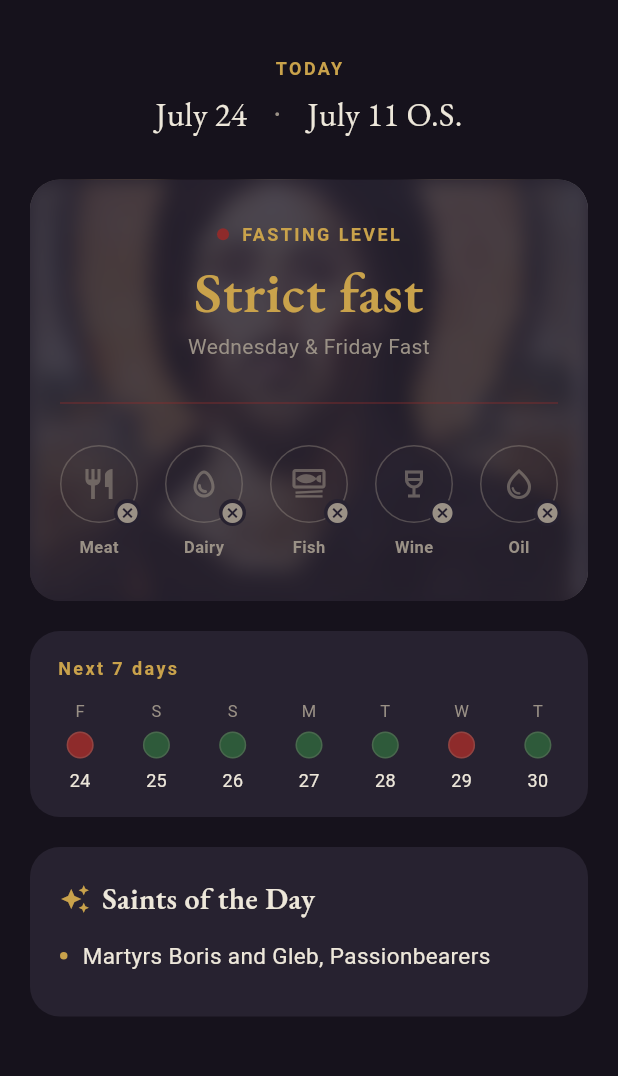
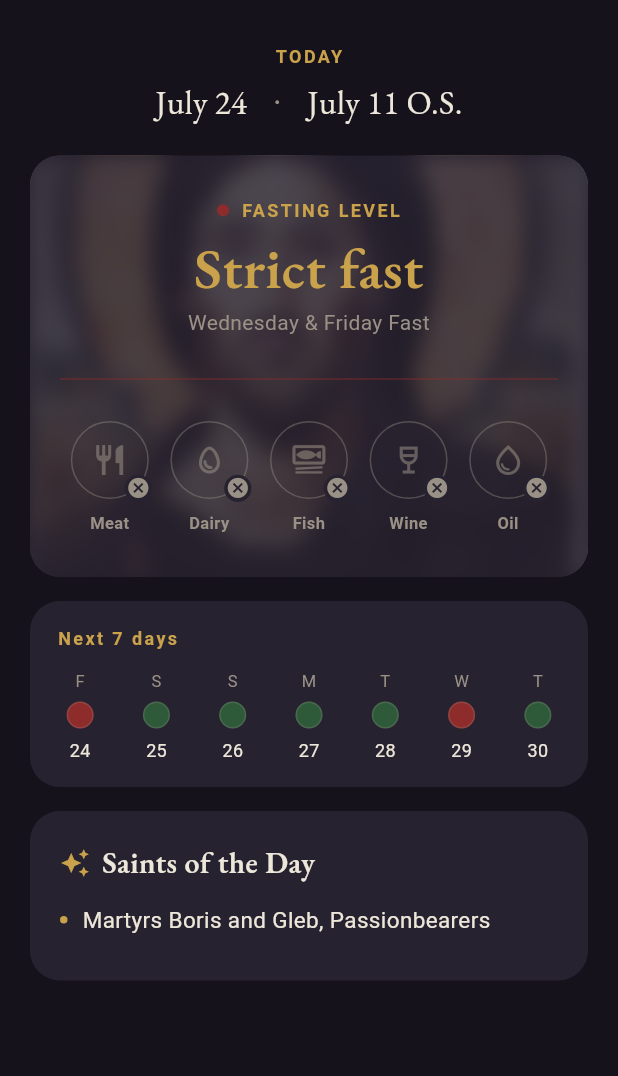
Before and after one commit to SamedTemiz/Nisteia, a Flutter app: the TodayScreen screen opened directly, on a phone screen of 412 x 824 dp, the part 65-1141 px from its top. Run offline on Flutter 3.47's test engine with Material 3 defaults, Android fonts, the phone set to English and light mode, and no system bars; our stand-ins replace flutter_local_notifications, flutter_riverpod, in_app_purchase, shared_preferences, timezone; accounts and stored records are empty; generated files the repository leaves out were written again.

Commit message:
Fix content being cut off on tall narrow phones; lock to portrait
A user on a Galaxy S24 Ultra reported the Saints of the Day section as
"cut off". Reproduced: that device is 384x832dp, a quarter less height
than the emulator profile these screens were built against, so the last
card lands under the fold -- and with the system font scale raised, only
its heading stays visible. Nothing on screen said the content continued,
so it read as broken rather than as scrollable.

Adds a shared ScrollFade that paints a soft gradient over a scrollable's
bottom edge whenever there is more below, applied to every full-height
scroll view. Onboarding is left alone; its Next button already bounds the
page. The Today screen's vertical rhythm is tightened to recover 24dp.

Testing across widths also turned up a real overflow: the five food
circles were a fixed 52dp, needing 260dp inside a card that has 240dp at
320dp screen width, so "Oil" was clipped behind an overflow band. They
are now sized from the available width. This is not only old hardware --
raising Display size on a current phone shrinks logical width the same way.

Portrait is now enforced, per request. Declared via SystemChrome as well
as the manifest so the iOS target inherits it. Note that Android 16
ignores the lock on displays 600dp and wider, which was verified on a
tablet-sized emulator; the layout holds there, it just stretches.

Verified on a physical device (394x853dp, Android 16) with a release
build, plus emulator profiles at 360x640, 800x1280 and 320x533, and at
font scales 1.0/1.3/1.8. flutter analyze clean, 68 tests green.

Co-Authored-By: Claude <noreply@anthropic.com>

```diff
--- a/lib/app/notification_service.dart
+++ b/lib/app/notification_service.dart
@@ -125,8 +125,7 @@ class NotificationService {
         FastSeason.none => '',
       };
 
-  String _levelName(FastLevel level, AppLocalizations l10n) =>
-      switch (level) {
+  String _levelName(FastLevel level, AppLocalizations l10n) => switch (level) {
         FastLevel.strict => l10n.levelStrict,
         FastLevel.wineOil => l10n.levelWineOil,
         FastLevel.fishWineOil => l10n.levelFishWineOil,
--- a/lib/features/calendar/calendar_screen.dart
+++ b/lib/features/calendar/calendar_screen.dart
@@ -6,6 +6,7 @@ import '../../app/day_providers.dart';
 import '../../core/models.dart';
 import '../../l10n/generated/app_localizations.dart';
 import '../../theme/app_theme.dart';
+import '../shared/scroll_fade.dart';
 import '../paywall/paywall.dart';
 import '../paywall/purchase_service.dart';
 import '../shared/day_detail_sheet.dart';
@@ -139,7 +140,11 @@ class _MonthGrid extends ConsumerWidget {
     final today = DateTime.now();
     final todayKey = DateTime(today.year, today.month, today.day);
 
-    return SingleChildScrollView(
+    return ScrollFade(
+      child: SingleChildScrollView(
+        // The month grid is six full weeks tall; on a short viewport the last
+        // row sits below the fold with the legend butting up against it.
+        padding: const EdgeInsets.only(bottom: 12),
         child: Container(
           margin: const EdgeInsets.symmetric(horizontal: 16),
           padding: const EdgeInsets.all(12),
@@ -179,8 +184,9 @@ class _MonthGrid extends ConsumerWidget {
                       Expanded(
                         child: _DayCell(
                           date: gridStart.add(Duration(days: week * 7 + d)),
-                        inMonth:
-                            gridStart.add(Duration(days: week * 7 + d)).month ==
+                          inMonth: gridStart
+                                  .add(Duration(days: week * 7 + d))
+                                  .month ==
                               anchor.month,
                           todayKey: todayKey,
                         ),
@@ -188,6 +194,7 @@ class _MonthGrid extends ConsumerWidget {
                   ],
                 ),
             ],
+          ),
         ),
       ),
     );
--- a/lib/features/guide/guide_screen.dart
+++ b/lib/features/guide/guide_screen.dart
@@ -4,6 +4,7 @@ import 'package:flutter_riverpod/flutter_riverpod.dart';
 import '../../core/models.dart';
 import '../../l10n/generated/app_localizations.dart';
 import '../../theme/app_theme.dart';
+import '../shared/scroll_fade.dart';
 import '../today/level_style.dart';
 import '../today/today_providers.dart';
 
@@ -50,6 +51,7 @@ class GuideScreen extends ConsumerWidget {
       ),
       body: SafeArea(
         top: false,
+        child: ScrollFade(
           child: ListView(
             padding: const EdgeInsets.fromLTRB(20, 8, 20, 32),
             children: [
@@ -69,6 +71,7 @@ class GuideScreen extends ConsumerWidget {
               const SizedBox(height: 20),
               _ShellfishNote(text: l10n.shellfishNote),
             ],
+          ),
         ),
       ),
     );
--- a/lib/features/paywall/paywall.dart
+++ b/lib/features/paywall/paywall.dart
@@ -82,9 +82,8 @@ class _Paywall extends ConsumerWidget {
                     child: Text.rich(
                       TextSpan(
                         style: TextStyle(
-                            color: delivered
-                                ? AppColors.ink
-                                : AppColors.inkMuted,
+                            color:
+                                delivered ? AppColors.ink : AppColors.inkMuted,
                             fontSize: 15,
                             height: 1.35),
                         children: [
--- a/lib/features/seasons/seasons_screen.dart
+++ b/lib/features/seasons/seasons_screen.dart
@@ -6,6 +6,7 @@ import '../../app/settings.dart';
 import '../../core/models.dart';
 import '../../l10n/generated/app_localizations.dart';
 import '../../theme/app_theme.dart';
+import '../shared/scroll_fade.dart';
 import 'season_math.dart';
 
 final seasonOverviewProvider = Provider<SeasonOverview>((ref) {
@@ -42,6 +43,7 @@ class SeasonsScreen extends ConsumerWidget {
       ),
       body: SafeArea(
         top: false,
+        child: ScrollFade(
           child: ListView(
             padding: const EdgeInsets.fromLTRB(20, 8, 20, 32),
             children: [
@@ -63,6 +65,7 @@ class SeasonsScreen extends ConsumerWidget {
               for (final s in majorFasts)
                 _FastListTile(season: s, label: seasonLabel(s, l10n)),
             ],
+          ),
         ),
       ),
     );
@@ -140,8 +143,8 @@ class _NextCard extends StatelessWidget {
                       height: 1,
                       fontWeight: FontWeight.w600)),
               Text(l10n.daysUnit,
-                  style: const TextStyle(
-                      color: AppColors.inkMuted, fontSize: 12)),
+                  style:
+                      const TextStyle(color: AppColors.inkMuted, fontSize: 12)),
             ],
           ),
           const SizedBox(width: 20),
--- a/lib/features/settings/settings_screen.dart
+++ b/lib/features/settings/settings_screen.dart
@@ -6,6 +6,7 @@ import '../../app/settings.dart';
 import '../../core/models.dart';
 import '../../l10n/generated/app_localizations.dart';
 import '../../theme/app_theme.dart';
+import '../shared/scroll_fade.dart';
 import '../onboarding/option_card.dart';
 import '../paywall/paywall.dart';
 import '../paywall/purchase_service.dart';
@@ -43,6 +44,7 @@ class SettingsScreen extends ConsumerWidget {
       ),
       body: SafeArea(
         top: false,
+        child: ScrollFade(
           child: ListView(
             padding: const EdgeInsets.fromLTRB(20, 8, 20, 32),
             children: [
@@ -77,8 +79,8 @@ class SettingsScreen extends ConsumerWidget {
                 icon: Icons.translate,
                 label:
                     '${l10n.language} · ${_languageLabel(settings.localeCode, l10n)}',
-              onTap: () => _pickLanguage(context, l10n, settings.localeCode,
-                  controller.setLocale),
+                onTap: () => _pickLanguage(
+                    context, l10n, settings.localeCode, controller.setLocale),
               ),
               const SizedBox(height: 24),
               _Section(l10n.settingsSectionNotifications),
@@ -121,8 +123,7 @@ class SettingsScreen extends ConsumerWidget {
                   icon: Icons.restore,
                   label: l10n.settingsRestore,
                   onTap: () async {
-                  final ok =
-                      await ref.read(proProvider.notifier).restore();
+                    final ok = await ref.read(proProvider.notifier).restore();
                     if (!ok && context.mounted) {
                       ScaffoldMessenger.of(context).showSnackBar(
                         SnackBar(content: Text(l10n.purchasesLater)),
@@ -141,13 +142,16 @@ class SettingsScreen extends ConsumerWidget {
               _Card(
                   child: Text(l10n.disclaimer,
                       style: const TextStyle(
-                        color: AppColors.inkMuted, fontSize: 13, height: 1.5))),
+                          color: AppColors.inkMuted,
+                          fontSize: 13,
+                          height: 1.5))),
               const SizedBox(height: 10),
               _TapRow(
                 icon: Icons.menu_book_outlined,
                 label: l10n.sourcesTitle,
                 onTap: () => Navigator.of(context).push(
-                MaterialPageRoute<void>(builder: (_) => const SourcesScreen()),
+                  MaterialPageRoute<void>(
+                      builder: (_) => const SourcesScreen()),
                 ),
               ),
               _TapRow(
@@ -156,6 +160,7 @@ class SettingsScreen extends ConsumerWidget {
                 onTap: () => _reportError(context, l10n),
               ),
             ],
+          ),
         ),
       ),
     );
--- a/lib/features/settings/sources_screen.dart
+++ b/lib/features/settings/sources_screen.dart
@@ -2,6 +2,7 @@ import 'package:flutter/material.dart';
 
 import '../../l10n/generated/app_localizations.dart';
 import '../../theme/app_theme.dart';
+import '../shared/scroll_fade.dart';
 
 /// Dedicated data-sources & attribution screen (rule transparency is a trust
 /// pillar — docs/market-analysis "kaynak şeffaflığı"). Reached from the
@@ -13,9 +14,21 @@ class SourcesScreen extends StatelessWidget {
   Widget build(BuildContext context) {
     final l10n = AppLocalizations.of(context)!;
     final entries = <(IconData, String, String)>[
-      (Icons.menu_book_outlined, l10n.sourcesEngineTitle, l10n.sourcesEngineBody),
-      (Icons.brightness_5_outlined, l10n.sourcesPaschaTitle, l10n.sourcesPaschaBody),
-      (Icons.auto_awesome_outlined, l10n.sourcesSaintsTitle, l10n.sourcesSaintsBody),
+      (
+        Icons.menu_book_outlined,
+        l10n.sourcesEngineTitle,
+        l10n.sourcesEngineBody
+      ),
+      (
+        Icons.brightness_5_outlined,
+        l10n.sourcesPaschaTitle,
+        l10n.sourcesPaschaBody
+      ),
+      (
+        Icons.auto_awesome_outlined,
+        l10n.sourcesSaintsTitle,
+        l10n.sourcesSaintsBody
+      ),
       (Icons.text_fields_outlined, l10n.sourcesFontTitle, l10n.sourcesFontBody),
       (Icons.lock_outline, l10n.sourcesPrivacyTitle, l10n.sourcesPrivacyBody),
     ];
@@ -29,6 +42,7 @@ class SourcesScreen extends StatelessWidget {
       ),
       body: SafeArea(
         top: false,
+        child: ScrollFade(
           child: ListView(
             padding: const EdgeInsets.fromLTRB(20, 8, 20, 32),
             children: [
@@ -72,6 +86,7 @@ class SourcesScreen extends StatelessWidget {
             ],
           ),
         ),
+      ),
     );
   }
 }
--- /dev/null
+++ b/lib/features/shared/scroll_fade.dart
@@ -0,0 +1,91 @@
+import 'package:flutter/material.dart';
+
+import '../../theme/app_theme.dart';
+
+/// Wraps a scrollable and paints a soft gradient over its bottom edge whenever
+/// content continues below the fold.
+///
+/// Why this exists: every screen here is a full-height scroll view whose last
+/// card ends flush against the bottom navigation bar, with nothing to say the
+/// content continues. On a tall-but-narrow phone the final card lands under the
+/// fold — a Galaxy S24 Ultra is 384x832dp, a quarter less room than the Pixel
+/// profile the screens were built against — and with the system font scale
+/// raised only that card's heading stays visible. A user reported exactly that
+/// as "the Saints of the Day section is cut off". The fade is the missing
+/// affordance; it costs one widget and applies to every screen uniformly.
+class ScrollFade extends StatefulWidget {
+  const ScrollFade({super.key, required this.child, this.height = 36});
+
+  /// The scrollable to wrap. Its own padding is left alone.
+  final Widget child;
+
+  /// Height of the gradient band.
+  final double height;
+
+  @override
+  State<ScrollFade> createState() => _ScrollFadeState();
+}
+
+class _ScrollFadeState extends State<ScrollFade> {
+  bool _hasMoreBelow = false;
+
+  /// [ScrollMetricsNotification] is dispatched *during* layout, so the flag can
+  /// only be applied once the frame settles — a bare setState here would throw
+  /// "setState() called during build". The callback is registered from inside a
+  /// frame that is already in flight, so it always runs at the end of it.
+  bool _sync(ScrollMetrics metrics) {
+    final hasMore = metrics.extentAfter > 1;
+    if (hasMore != _hasMoreBelow) {
+      WidgetsBinding.instance.addPostFrameCallback((_) {
+        if (mounted && _hasMoreBelow != hasMore) {
+          setState(() => _hasMoreBelow = hasMore);
+        }
+      });
+    }
+    return false;
+  }
+
+  @override
+  Widget build(BuildContext context) {
+    return Stack(
+      // The scrollable must fill the slot it was given, not shrink-wrap, which
+      // is what a loose-fit Stack would hand it.
+      fit: StackFit.expand,
+      children: [
+        // ScrollMetricsNotification catches content that grows or shrinks
+        // without the user scrolling (locale switch, a day with more saints,
+        // a font-scale change); ScrollNotification catches the scrolling.
+        NotificationListener<ScrollMetricsNotification>(
+          onNotification: (n) => _sync(n.metrics),
+          child: NotificationListener<ScrollNotification>(
+            onNotification: (n) => _sync(n.metrics),
+            child: widget.child,
+          ),
+        ),
+        Positioned(
+          left: 0,
+          right: 0,
+          bottom: 0,
+          child: IgnorePointer(
+            child: AnimatedOpacity(
+              opacity: _hasMoreBelow ? 1 : 0,
+              duration: const Duration(milliseconds: 180),
+              child: Container(
+                height: widget.height,
+                decoration: const BoxDecoration(
+                  gradient: LinearGradient(
+                    begin: Alignment.topCenter,
+                    end: Alignment.bottomCenter,
+                    // Transparent -> the app background, so the fade reads as
+                    // the page dissolving rather than a drawn band.
+                    colors: [Color(0x0016121C), AppColors.background],
+                  ),
+                ),
+              ),
+            ),
+          ),
+        ),
+      ],
+    );
+  }
+}
--- a/lib/features/today/today_screen.dart
+++ b/lib/features/today/today_screen.dart
@@ -11,6 +11,7 @@ import '../../theme/app_theme.dart';
 import '../seasons/seasons_screen.dart';
 import '../settings/settings_screen.dart';
 import '../shared/day_detail_sheet.dart';
+import '../shared/scroll_fade.dart';
 import 'day_saints.dart';
 import 'day_title.dart';
 import 'level_style.dart';
@@ -63,20 +64,25 @@ class TodayScreen extends ConsumerWidget {
       ),
       body: SafeArea(
         top: false,
+        child: ScrollFade(
           child: SingleChildScrollView(
             padding: const EdgeInsets.fromLTRB(20, 8, 20, 32),
             child: Column(
               crossAxisAlignment: CrossAxisAlignment.stretch,
               children: [
+                // The vertical rhythm is deliberately tight: on a 832dp-tall
+                // phone these gaps are what pushes the saints card under the
+                // fold, and they cost more than they give back visually.
+                const SizedBox(height: 8),
+                _DateHeader(day: day, l10n: l10n),
+                const SizedBox(height: 20),
+                _StatusCard(day: day, l10n: l10n, reason: reason),
                 const SizedBox(height: 16),
-              _DateHeader(day: day, l10n: l10n),
-              const SizedBox(height: 28),
-              _StatusCard(day: day, l10n: l10n, reason: reason),
-              const SizedBox(height: 20),
                 const _WeekStrip(),
-              const SizedBox(height: 20),
+                const SizedBox(height: 16),
                 _SaintsCard(day: day, l10n: l10n),
               ],
+            ),
           ),
         ),
       ),
@@ -167,8 +173,8 @@ class _StatusCard extends StatelessWidget {
                     Container(
                       width: 8,
                       height: 8,
-                decoration:
-                    BoxDecoration(color: levelColor, shape: BoxShape.circle),
+                      decoration: BoxDecoration(
+                          color: levelColor, shape: BoxShape.circle),
                     ),
                     const SizedBox(width: 8),
                     Text(l10n.fastingLevel.toUpperCase(),
@@ -191,11 +197,11 @@ class _StatusCard extends StatelessWidget {
                 Text(
                   reason,
                   textAlign: TextAlign.center,
-            style: const TextStyle(color: AppColors.inkMuted, fontSize: 14),
+                  style:
+                      const TextStyle(color: AppColors.inkMuted, fontSize: 14),
                 ),
                 const SizedBox(height: 20),
-                Divider(
-                    color: levelColor.withValues(alpha: 0.5), thickness: 1),
+                Divider(color: levelColor.withValues(alpha: 0.5), thickness: 1),
                 const SizedBox(height: 20),
                 _FoodRow(allowed: day.allowed, l10n: l10n),
               ],
@@ -217,35 +223,33 @@ class _FoodRow extends StatelessWidget {
   Widget build(BuildContext context) {
     String a11y(String label, bool ok) =>
         '$label: ${ok ? l10n.permitted : l10n.notPermitted}';
+    return LayoutBuilder(
+      builder: (context, constraints) {
+        // Five fixed 52dp circles need 260dp before any gap. A 320dp-wide
+        // device leaves ~240dp inside this card, and the row overflowed by
+        // exactly that difference. Narrow widths are not just old hardware:
+        // turning Display size up on a current phone shrinks dp width too.
+        final diameter = (constraints.maxWidth / 5 - 6).clamp(34.0, 52.0);
+        Widget slot(IconData icon, String label, bool permitted) => Expanded(
+              child: _FoodIcon(
+                icon: icon,
+                label: label,
+                permitted: permitted,
+                diameter: diameter,
+                semanticLabel: a11y(label, permitted),
+              ),
+            );
         return Row(
-      mainAxisAlignment: MainAxisAlignment.spaceBetween,
+          crossAxisAlignment: CrossAxisAlignment.start,
           children: [
-        _FoodIcon(
-            icon: Icons.restaurant,
-            label: l10n.foodMeat,
-            permitted: allowed.meat,
-            semanticLabel: a11y(l10n.foodMeat, allowed.meat)),
-        _FoodIcon(
-            icon: Icons.egg_outlined,
-            label: l10n.foodDairy,
-            permitted: allowed.dairy,
-            semanticLabel: a11y(l10n.foodDairy, allowed.dairy)),
-        _FoodIcon(
-            icon: Icons.set_meal_outlined,
-            label: l10n.foodFish,
-            permitted: allowed.fish,
-            semanticLabel: a11y(l10n.foodFish, allowed.fish)),
-        _FoodIcon(
-            icon: Icons.wine_bar_outlined,
-            label: l10n.foodWine,
-            permitted: allowed.wine,
-            semanticLabel: a11y(l10n.foodWine, allowed.wine)),
-        _FoodIcon(
-            icon: Icons.water_drop_outlined,
-            label: l10n.foodOil,
-            permitted: allowed.oil,
-            semanticLabel: a11y(l10n.foodOil, allowed.oil)),
+            slot(Icons.restaurant, l10n.foodMeat, allowed.meat),
+            slot(Icons.egg_outlined, l10n.foodDairy, allowed.dairy),
+            slot(Icons.set_meal_outlined, l10n.foodFish, allowed.fish),
+            slot(Icons.wine_bar_outlined, l10n.foodWine, allowed.wine),
+            slot(Icons.water_drop_outlined, l10n.foodOil, allowed.oil),
           ],
+        );
+      },
     );
   }
 }
@@ -256,12 +260,16 @@ class _FoodIcon extends StatelessWidget {
     required this.label,
     required this.permitted,
     required this.semanticLabel,
+    required this.diameter,
   });
 
   final IconData icon;
   final String label;
   final bool permitted;
   final String semanticLabel;
+
+  /// Circle size, chosen by [_FoodRow] from the width actually available.
+  final double diameter;
 
   @override
   Widget build(BuildContext context) {
@@ -276,8 +284,8 @@ class _FoodIcon extends StatelessWidget {
             clipBehavior: Clip.none,
             children: [
               Container(
-                width: 52,
-                height: 52,
+                width: diameter,
+                height: diameter,
                 decoration: BoxDecoration(
                   shape: BoxShape.circle,
                   border: Border.all(
@@ -287,7 +295,7 @@ class _FoodIcon extends StatelessWidget {
                       : Colors.transparent,
                 ),
                 child: Icon(icon,
-                    size: 24,
+                    size: diameter * 0.46,
                     color: permitted ? fg : fg.withValues(alpha: 0.55)),
               ),
               Positioned(
@@ -301,7 +309,7 @@ class _FoodIcon extends StatelessWidget {
                   padding: const EdgeInsets.all(1),
                   child: Icon(
                     permitted ? Icons.check_circle : Icons.cancel,
-                    size: 16,
+                    size: diameter * 0.31,
                     color: permitted ? allowColor : AppColors.inkMuted,
                   ),
                 ),
@@ -309,7 +317,10 @@ class _FoodIcon extends StatelessWidget {
             ],
           ),
           const SizedBox(height: 8),
+          // Centred and free to wrap: the slot is now only a fifth of the card,
+          // and these five words are translated into six languages.
           Text(label,
+              textAlign: TextAlign.center,
               style: TextStyle(
                   fontSize: 11, color: fg, fontWeight: FontWeight.w600)),
         ],
@@ -342,13 +353,18 @@ class _SaintsCard extends StatelessWidget {
             children: [
               const Icon(Icons.auto_awesome, color: AppColors.gold, size: 20),
               const SizedBox(width: 8),
-              Text(
+              // Expanded, not bare: the heading is translated into six
+              // languages and scaled by the system font setting, either of
+              // which can outgrow the row.
+              Expanded(
+                child: Text(
                   l10n.saintsOfTheDay,
                   style: const TextStyle(
                     fontFamily: kSerif,
                     fontSize: 20,
                     color: AppColors.ink,
                     fontWeight: FontWeight.w600,
+                  ),
                 ),
               ),
             ],
@@ -415,8 +431,8 @@ class _WeekStrip extends ConsumerWidget {
                     child: Column(
                       children: [
                         Text(
-                          DateFormat.E(Localizations.localeOf(context)
-                                  .toString())
+                          DateFormat.E(
+                                  Localizations.localeOf(context).toString())
                               .format(d.date)
                               .characters
                               .first
--- a/lib/main.dart
+++ b/lib/main.dart
@@ -1,6 +1,7 @@
 import 'dart:async';
 
 import 'package:flutter/material.dart';
+import 'package:flutter/services.dart';
 import 'package:flutter_riverpod/flutter_riverpod.dart';
 import 'package:shared_preferences/shared_preferences.dart';
 
@@ -14,6 +15,14 @@ import 'theme/app_theme.dart';
 
 Future<void> main() async {
   WidgetsFlutterBinding.ensureInitialized();
+  // Portrait only. Every screen is a single tall column of cards; in landscape
+  // the viewport loses two thirds of its height and the layout degrades into
+  // scrolling for one card at a time. Declared here rather than only in the
+  // Android manifest so the iOS target inherits it too.
+  await SystemChrome.setPreferredOrientations([
+    DeviceOrientation.portraitUp,
+    DeviceOrientation.portraitDown,
+  ]);
   final prefs = await SharedPreferences.getInstance();
   runApp(
     ProviderScope(
@@ -31,8 +40,7 @@ class NisteiaApp extends ConsumerWidget {
 
   @override
   Widget build(BuildContext context, WidgetRef ref) {
-    final localeCode =
-        ref.watch(settingsProvider.select((s) => s.localeCode));
+    final localeCode = ref.watch(settingsProvider.select((s) => s.localeCode));
     return MaterialApp(
       onGenerateTitle: (context) => AppLocalizations.of(context)!.appTitle,
       localizationsDelegates: AppLocalizations.localizationsDelegates,
```
Also changed, not shown: 3 other files. Lines whose indentation alone changed are shown as unchanged.
